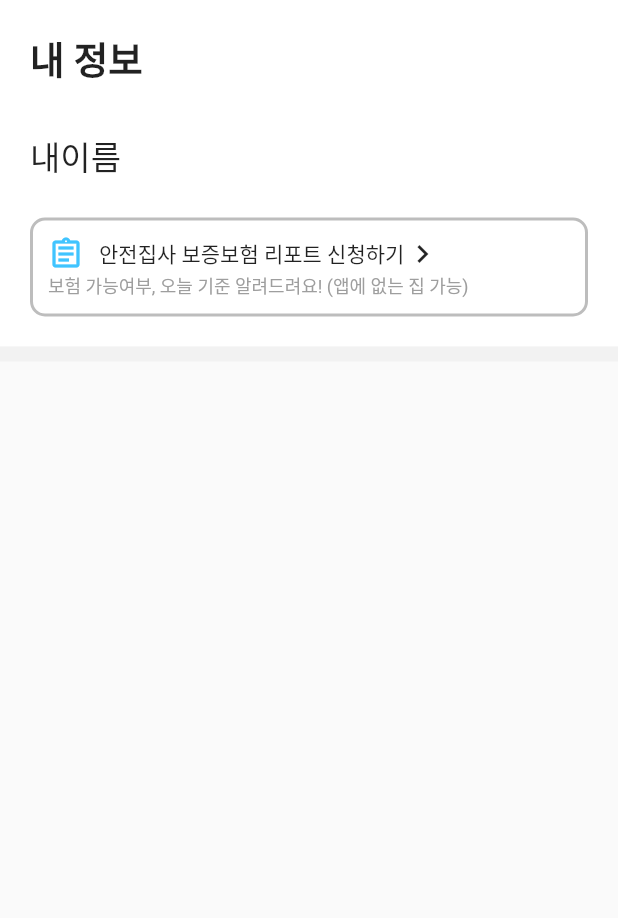
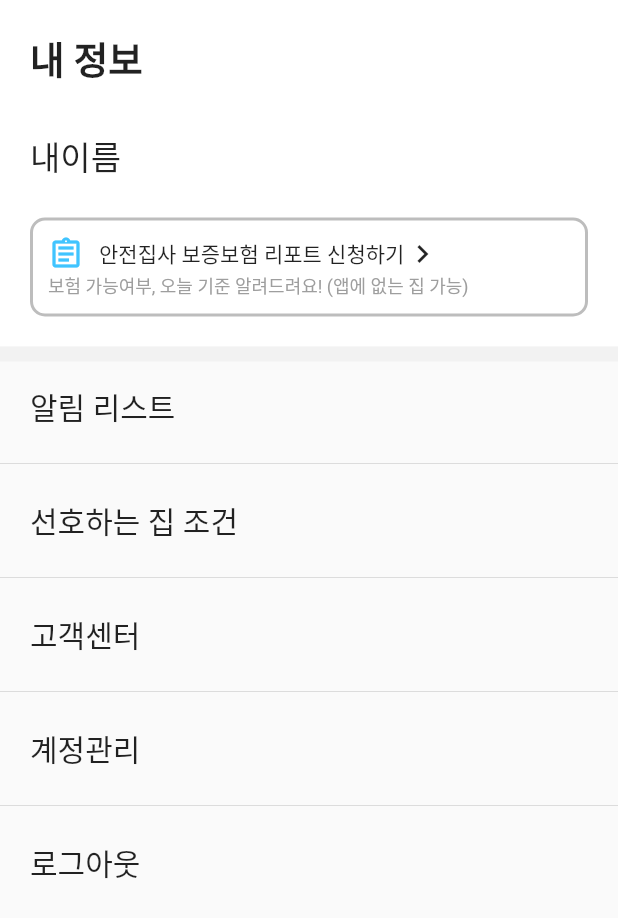
Before and after one commit to gowjrans/geomdan_child_info, a Flutter app: the MyInfoBody screen opened directly, on a phone screen of 412 x 824 dp. Shown: the top 918 px of the screen. Run offline on Flutter 3.47's test engine with Material 2 defaults, Android fonts, the phone set to English and light mode, and no system bars; missing offline and left inert: restart_app.

Commit message:
230720_1

```diff
--- a/sampleapp/lib/main.dart
+++ b/sampleapp/lib/main.dart
@@ -1,4 +1,5 @@
 import 'package:flutter/material.dart';
+import 'package:restart_app/restart_app.dart';
 import 'package:url_launcher/url_launcher.dart';
 
 void main() => runApp(const BottomNavigationBarApp());
@@ -120,7 +121,7 @@ class ProgressListBody extends StatelessWidget {
 
   @override
   Widget build(BuildContext context) {
-    return Scaffold(
+    return const Scaffold(
       body: Column(
         crossAxisAlignment: CrossAxisAlignment.start,
         children: [
@@ -184,6 +185,7 @@ class MyInfoBody extends StatelessWidget {
 
   @override
   Widget build(BuildContext context) {
+    final List<String> entries = <String>['알림 리스트', '선호하는 집 조건', '고객센터', '계정관리', '로그아웃'];
     return Scaffold(
       body: Column(
         children: [
@@ -225,24 +227,29 @@ class MyInfoBody extends StatelessWidget {
                 ),
               ],
             ),
-          ),Container(width: double.infinity, height: 10, color: Color(0XFFF2F2F2),),
+          ),Container(width: double.infinity, height: 10, color: const Color(0XFFF2F2F2),),
+          Expanded(child:
+            ListView.separated(
+              itemCount: entries.length,
+              itemBuilder: (BuildContext context, int index) {
+                return GestureDetector(
+                  onTap: (){
+                    if(index == entries.length-1) {
+
+                    }
+                  },
+                  child: Container(
+                    padding: const EdgeInsets.fromLTRB(20, 15, 20, 15),
+                    child: Text(entries[index], style:const TextStyle(fontSize: 20),),
+                  ),
+                );
+              },
+              separatorBuilder: (BuildContext context, int index) => const Divider(),
+            )
+          ),
         ],
       ),
     );
-  }
-}
-
-Widget getListItem(String title, bool logout){
-  if(logout) {
-    return Row(
-      children: [
-        Text(title),
-        Expanded(child: Container(),),
-        Icon(Icons.chevron_right),
-      ],
-    );
-  } else {
-    return Text(title);
   }
 }
 
--- a/sampleapp/pubspec.yaml
+++ b/sampleapp/pubspec.yaml
@@ -29,6 +29,7 @@ environment:
 # versions available, run `flutter pub outdated`.
 dependencies:
   url_launcher: ^6.1.12
+  restart_app: ^1.2.1
   flutter:
     sdk: flutter
 
```
Also changed, not shown: sampleapp/pubspec.lock.
